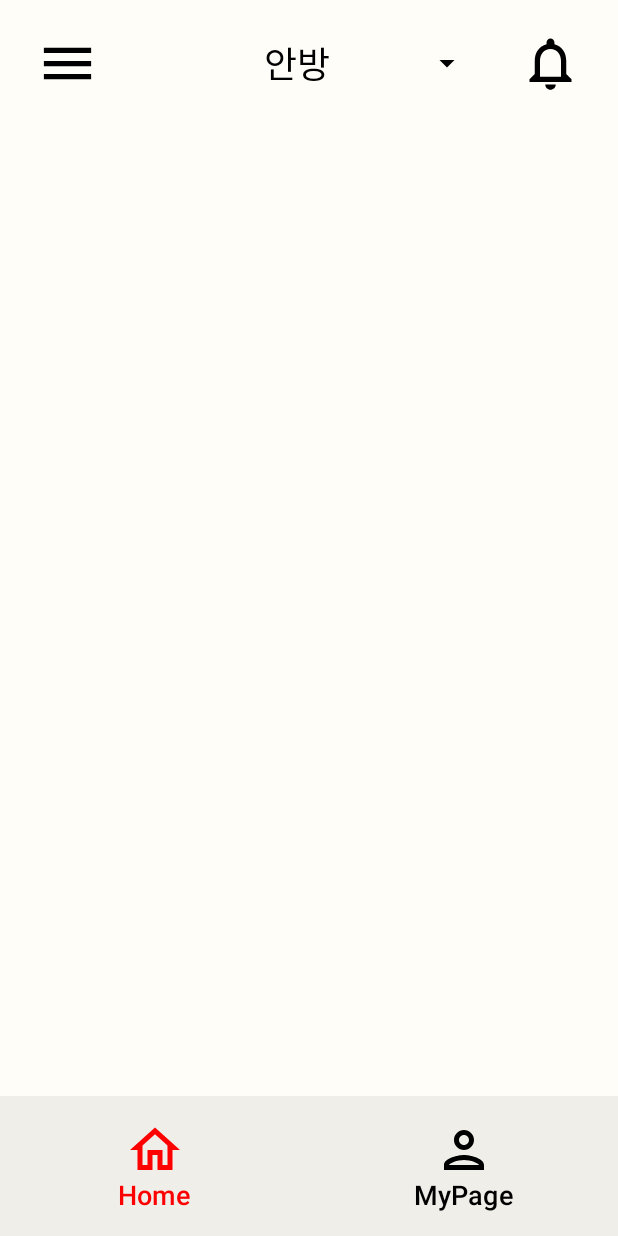
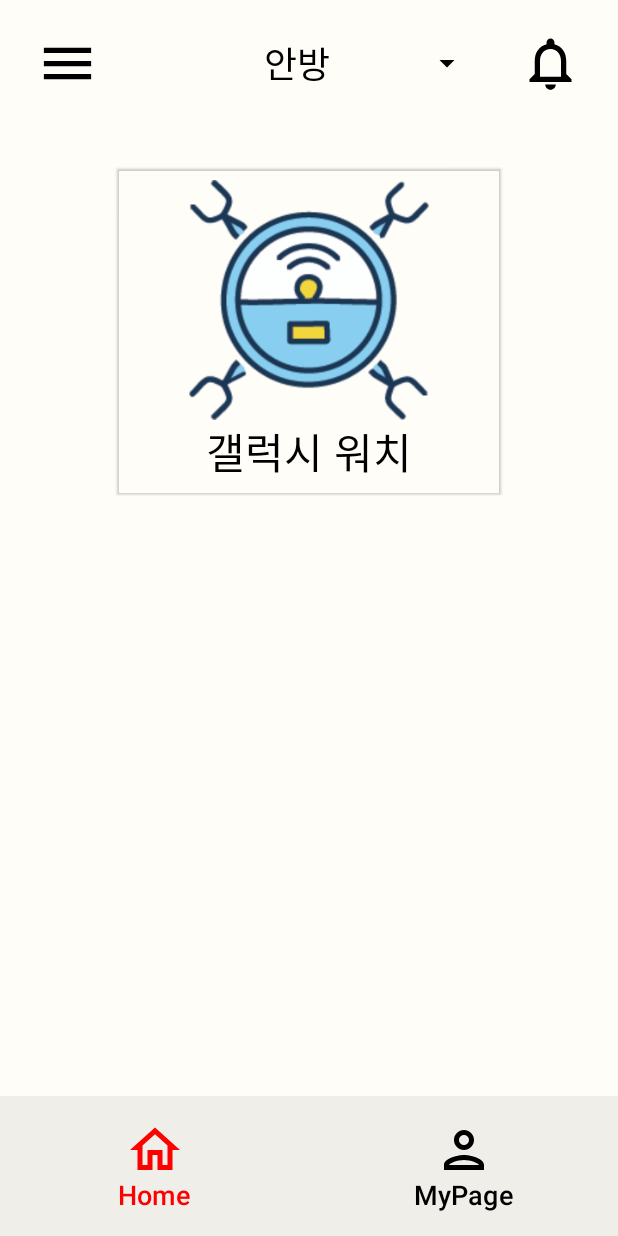
Before and after one commit to alsdk9349/project_Restfetch, an Android app built with Jetpack Compose: the MainScreen screen opened through its navigation route, on a phone screen of 412 x 824 dp. Run offline under Robolectric (Android 15) with nearby library versions, the phone set to English and light mode, and no system bars; our stand-ins replace Dagger/Hilt's generated code.

Commit message:
feat: 떨어진 물체 List UI 구현

```diff
--- a/frontend/app/src/main/java/com/suisei/restfetch/presentation/view/main/HomeView.kt
+++ b/frontend/app/src/main/java/com/suisei/restfetch/presentation/view/main/HomeView.kt
@@ -9,6 +9,7 @@ import androidx.compose.foundation.layout.Column
 import androidx.compose.foundation.layout.PaddingValues
 import androidx.compose.foundation.layout.Row
 import androidx.compose.foundation.layout.Spacer
+import androidx.compose.foundation.layout.fillMaxHeight
 import androidx.compose.foundation.layout.fillMaxSize
 import androidx.compose.foundation.layout.fillMaxWidth
 import androidx.compose.foundation.layout.height
@@ -22,6 +23,7 @@ import androidx.compose.material.icons.filled.ArrowDropDown
 import androidx.compose.material.icons.filled.Menu
 import androidx.compose.material.icons.outlined.Notifications
 import androidx.compose.material3.Button
+import androidx.compose.material3.ButtonDefaults
 import androidx.compose.material3.DropdownMenu
 import androidx.compose.material3.DropdownMenuItem
 import androidx.compose.material3.Text
@@ -36,12 +38,14 @@ import androidx.compose.ui.Modifier
 import androidx.compose.ui.graphics.Color
 import androidx.compose.ui.graphics.RectangleShape
 import androidx.compose.ui.layout.ContentScale
+import androidx.compose.ui.res.painterResource
 import androidx.compose.ui.text.style.TextAlign
 import androidx.compose.ui.tooling.preview.Preview
 import androidx.compose.ui.unit.DpOffset
 import androidx.compose.ui.unit.dp
 import androidx.compose.ui.unit.sp
 import androidx.lifecycle.viewmodel.compose.viewModel
+import com.suisei.restfetch.R
 import com.suisei.restfetch.presentation.intent.MainIntent
 import com.suisei.restfetch.presentation.state.MainViewState
 import com.suisei.restfetch.presentation.view.theme.backgroundColor
@@ -55,7 +59,6 @@ import com.suisei.restfetch.presentation.viewmodel.MainViewModel
 fun HomeScreen() {
     val viewModel: MainViewModel = viewModel()
     val state = viewModel.state.collectAsState()
-    val scrollState = rememberScrollState()
 
     Column(
         modifier = Modifier.fillMaxSize(),
@@ -69,35 +72,20 @@ fun HomeScreen() {
                 .fillMaxWidth()
                 .weight(1f), contentAlignment = Alignment.Center
         ) {
-            Column(
-                verticalArrangement = Arrangement.spacedBy(24.dp, Alignment.Top),
-                modifier = Modifier
-                    .padding(24.dp)
-                    .verticalScroll(scrollState)
-            ) {
-
-
-            }
+            FallenObjectContainer()
 
             when (val state = state.value) {
                 is MainViewState.Home -> {
                     if (state.homeViewState.selectState.isSelected) {
-                        Button(
-                            onClick = { viewModel.sendIntent(MainIntent.HideFetchButton) },
-                            colors = fetchButtonColor(),
-                            modifier = Modifier
+                        FetchButton(
+                            Modifier
                                 .align(Alignment.BottomCenter)
-                                .padding(64.dp),
-                            contentPadding = PaddingValues(24.dp)
-                        ) {
-                            Text(text = "갤럭시 워치 Fetch", fontSize = 28.sp)
-                        }
+                        )
                     }
                 }
 
                 MainViewState.MyPage -> TODO()
             }
-
         }
 
         BottomAppBar()
@@ -251,10 +239,65 @@ fun NotificationList(showDialog: Boolean, dismissList: () -> Unit) {
     }
 }
 
+@Composable
+fun FallenObjectContainer() {
+    val scrollState = rememberScrollState()
+    Column(
+        verticalArrangement = Arrangement.spacedBy(24.dp, Alignment.Top),
+        modifier = Modifier
+            .padding(24.dp)
+            .fillMaxHeight()
+            .verticalScroll(scrollState)
+    ) {
+        FallenObject(R.drawable.logo, "갤럭시 워치")
+        /*FallenObject(R.drawable.logo, "갤럭시 탭")
+        FallenObject(R.drawable.logo, "갤럭시 워치")
+        FallenObject(R.drawable.logo, "갤럭시 탭")*/
+    }
+}
+
+@Composable
+fun FallenObject(imageId: Int, imageObject: String) {
+    val viewModel: MainViewModel = viewModel()
+    Button(
+        onClick = { viewModel.sendIntent(MainIntent.ShowFetchButton) },
+        colors = buttonTransparentTheme(),
+        shape = RectangleShape,
+        elevation = ButtonDefaults.elevatedButtonElevation(pressedElevation = 8.dp),
+        modifier = Modifier.padding(4.dp),
+        contentPadding = PaddingValues(8.dp)
+    ) {
+        Column(horizontalAlignment = Alignment.CenterHorizontally) {
+            Image(
+                painter = painterResource(id = imageId),
+                contentDescription = imageObject,
+                modifier = Modifier
+                    .width(240.dp)
+                    .height(160.dp)
+            )
+            Text(imageObject, fontSize = 28.sp, color = Color.Black)
+        }
+    }
+}
+
 @Preview(showBackground = true, backgroundColor = 0XFFFFFDF8)
 @Composable
 fun PreviewHomeView() {
     HomeScreen()
+}
+
+@Composable
+fun FetchButton(modifier: Modifier) {
+    val viewModel: MainViewModel = viewModel()
+    Button(
+        onClick = { viewModel.sendIntent(MainIntent.HideFetchButton) },
+        colors = fetchButtonColor(),
+        modifier = modifier
+            .padding(64.dp),
+        contentPadding = PaddingValues(24.dp)
+    ) {
+        Text(text = "갤럭시 워치 Fetch", fontSize = 28.sp)
+    }
 }
 
 @Preview
```
